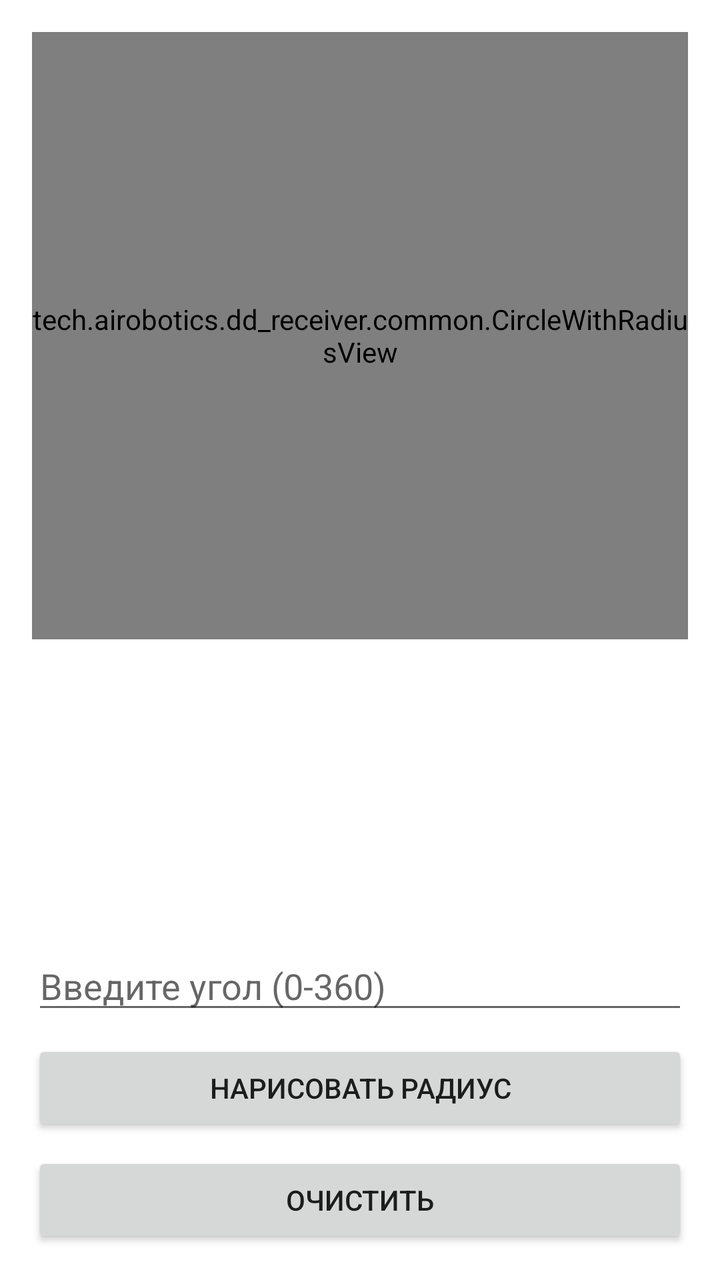
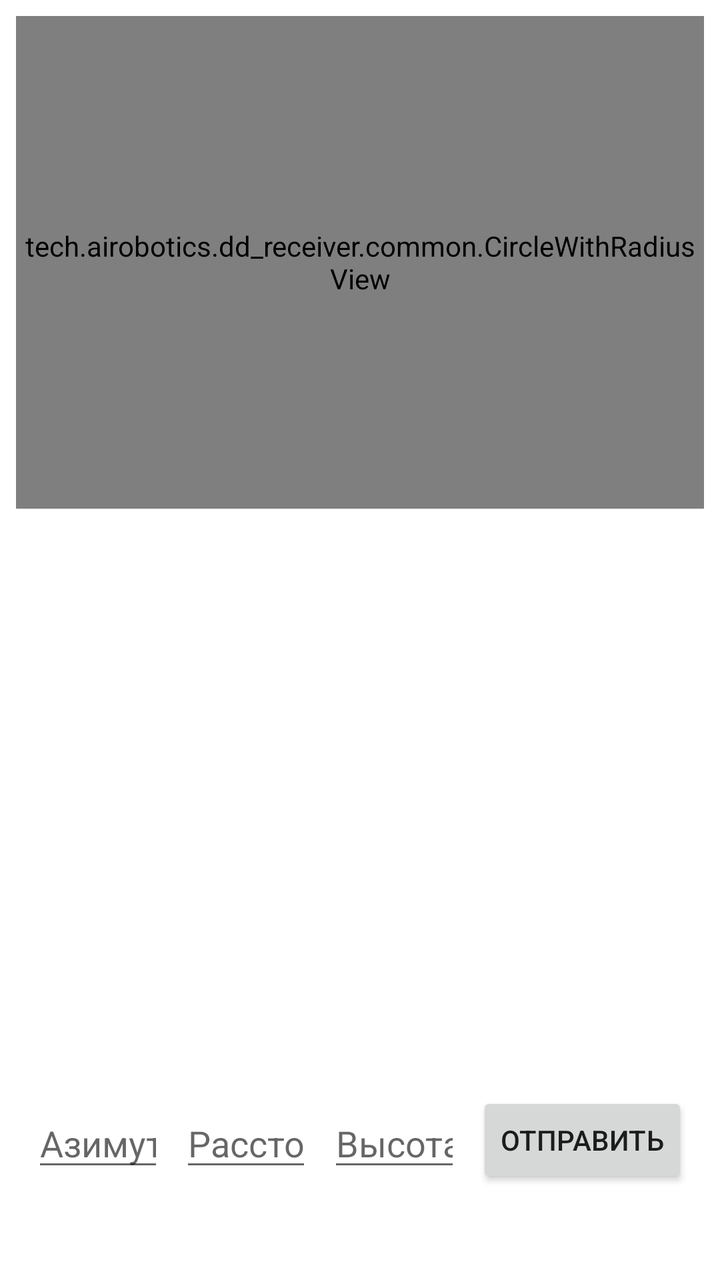

Screens rendered from an Android XML layout before and after an edit, with the pre-edit source and the edit as a unified diff.
<!-- AndroidManifest.xml: application theme Theme.Dd_receiver -->
<!-- res/layout/fragment_circle.xml -->
<?xml version="1.0" encoding="utf-8"?>
<androidx.constraintlayout.widget.ConstraintLayout xmlns:android="http://schemas.android.com/apk/res/android"
    xmlns:app="http://schemas.android.com/apk/res-auto"
    android:layout_width="match_parent"
    android:layout_height="match_parent"
    android:padding="16dp">

    <tech.airobotics.dd_receiver.common.CircleWithRadiusView
        android:id="@+id/circleView"
        android:layout_width="0dp"
        android:layout_height="0dp"
        app:layout_constraintTop_toTopOf="parent"
        app:layout_constraintBottom_toTopOf="@+id/centerVertical"
        app:layout_constraintStart_toStartOf="parent"
        app:layout_constraintEnd_toEndOf="parent"/>

    <LinearLayout
        android:id="@+id/controlsLayout"
        android:layout_width="0dp"
        android:layout_height="wrap_content"
        android:orientation="vertical"
        app:layout_constraintBottom_toBottomOf="parent"
        app:layout_constraintStart_toStartOf="parent"
        app:layout_constraintEnd_toEndOf="parent">

        <EditText
            android:id="@+id/angleInput"
            android:layout_width="match_parent"
            android:layout_height="wrap_content"
            android:hint="Введите угол (0-360)"
            android:inputType="numberDecimal" />

        <Button
            android:id="@+id/drawButton"
            android:layout_width="match_parent"
            android:layout_height="wrap_content"
            android:text="Нарисовать радиус"
            android:layout_marginTop="8dp" />

        <Button
            android:id="@+id/cleanButton"
            android:layout_width="match_parent"
            android:layout_height="wrap_content"
            android:text="Очистить"
            android:layout_marginTop="8dp" />
    </LinearLayout>

    <View
        android:id="@+id/centerVertical"
        android:layout_width="409dp"
        android:layout_height="1dp"
        app:layout_constraintBottom_toBottomOf="parent"
        app:layout_constraintEnd_toEndOf="parent"
        app:layout_constraintStart_toStartOf="parent"
        app:layout_constraintTop_toTopOf="parent" />
</androidx.constraintlayout.widget.ConstraintLayout>
<!-- resources referenced by this layout -->
<resources>
  <style name="Theme.Dd_receiver" parent="Theme.MaterialComponents.DayNight.DarkActionBar">
          
          <item name="colorPrimary">@color/purple_500</item>
          <item name="colorPrimaryVariant">@color/purple_700</item>
          <item name="colorOnPrimary">@color/white</item>
          
          <item name="colorSecondary">@color/teal_200</item>
          <item name="colorSecondaryVariant">@color/teal_700</item>
          <item name="colorOnSecondary">@color/black</item>
          
          <item name="android:statusBarColor">?attr/colorPrimaryVariant</item>
          
      </style>
  <color name="purple_500">#FF6200EE</color>
  <color name="purple_700">#FF3700B3</color>
  <color name="white">#FFFFFFFF</color>
  <color name="teal_200">#FF03DAC5</color>
  <color name="teal_700">#FF018786</color>
  <color name="black">#FF000000</color>
</resources>

<!-- the commit's change to res/layout/fragment_circle.xml (unified diff, before → after) -->
@@ -1,56 +1,66 @@
 <?xml version="1.0" encoding="utf-8"?>
-<androidx.constraintlayout.widget.ConstraintLayout xmlns:android="http://schemas.android.com/apk/res/android"
-    xmlns:app="http://schemas.android.com/apk/res-auto"
+<LinearLayout xmlns:android="http://schemas.android.com/apk/res/android"
     android:layout_width="match_parent"
     android:layout_height="match_parent"
-    android:padding="16dp">
+    android:orientation="vertical"
+    android:padding="8dp">
 
+    
     <tech.airobotics.dd_receiver.common.CircleWithRadiusView
-        android:id="@+id/circleView"
-        android:layout_width="0dp"
+        android:id="@+id/azimuthView"
+        android:layout_width="match_parent"
         android:layout_height="0dp"
-        app:layout_constraintTop_toTopOf="parent"
-        app:layout_constraintBottom_toTopOf="@+id/centerVertical"
-        app:layout_constraintStart_toStartOf="parent"
-        app:layout_constraintEnd_toEndOf="parent"/>
+        android:layout_weight="0.4"/>
 
+    
+    <androidx.recyclerview.widget.RecyclerView
+        android:id="@+id/objectsList"
+        android:layout_width="match_parent"
+        android:layout_height="0dp"
+        android:layout_weight="0.4"
+        android:layout_marginTop="8dp"
+        android:scrollbars="vertical"/>
+
+    
     <LinearLayout
-        android:id="@+id/controlsLayout"
-        android:layout_width="0dp"
-        android:layout_height="wrap_content"
-        android:orientation="vertical"
-        app:layout_constraintBottom_toBottomOf="parent"
-        app:layout_constraintStart_toStartOf="parent"
-        app:layout_constraintEnd_toEndOf="parent">
+        android:layout_width="match_parent"
+        android:layout_height="0dp"
+        android:layout_weight="0.2"
+        android:orientation="horizontal"
+        android:gravity="center_vertical"
+        android:padding="8dp">
 
         <EditText
-            android:id="@+id/angleInput"
-            android:layout_width="match_parent"
+            android:id="@+id/azimuthInput"
+            android:layout_width="0dp"
             android:layout_height="wrap_content"
-            android:hint="Введите угол (0-360)"
-            android:inputType="numberDecimal" />
+            android:layout_weight="1"
+            android:hint="Азимут"
+            android:inputType="numberDecimal"/>
+
+        <EditText
+            android:id="@+id/distanceInput"
+            android:layout_width="0dp"
+            android:layout_height="wrap_content"
+            android:layout_weight="1"
+            android:hint="Расстояние"
+            android:inputType="numberDecimal"
+            android:layout_marginLeft="8dp"/>
+
+        <EditText
+            android:id="@+id/heightInput"
+            android:layout_width="0dp"
+            android:layout_height="wrap_content"
+            android:layout_weight="1"
+            android:hint="Высота"
+            android:inputType="numberDecimal"
+            android:layout_marginLeft="8dp"/>
 
         <Button
-            android:id="@+id/drawButton"
-            android:layout_width="match_parent"
+            android:id="@+id/sendButton"
+            android:layout_width="wrap_content"
             android:layout_height="wrap_content"
-            android:text="Нарисовать радиус"
-            android:layout_marginTop="8dp" />
-
-        <Button
-            android:id="@+id/cleanButton"
-            android:layout_width="match_parent"
-            android:layout_height="wrap_content"
-            android:text="Очистить"
-            android:layout_marginTop="8dp" />
+            android:text="Отправить"
+            android:layout_marginLeft="8dp"/>
     </LinearLayout>
-
-    <View
-        android:id="@+id/centerVertical"
-        android:layout_width="409dp"
-        android:layout_height="1dp"
-        app:layout_constraintBottom_toBottomOf="parent"
-        app:layout_constraintEnd_toEndOf="parent"
-        app:layout_constraintStart_toStartOf="parent"
-        app:layout_constraintTop_toTopOf="parent" />
-</androidx.constraintlayout.widget.ConstraintLayout>
+</LinearLayout>
